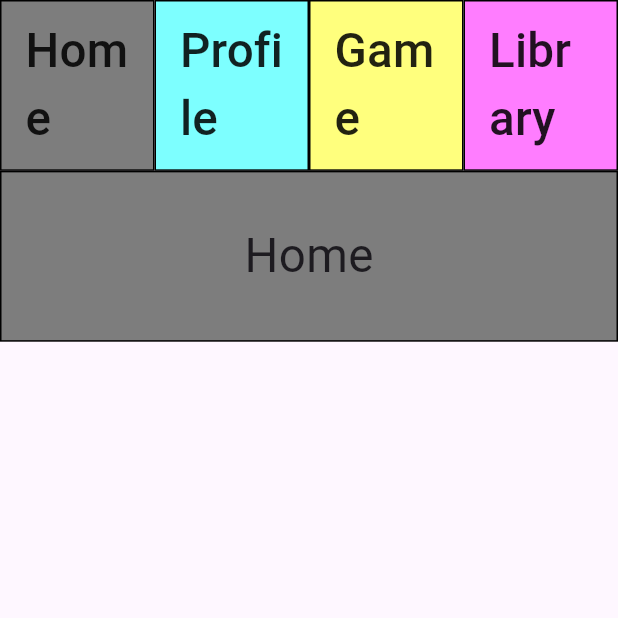
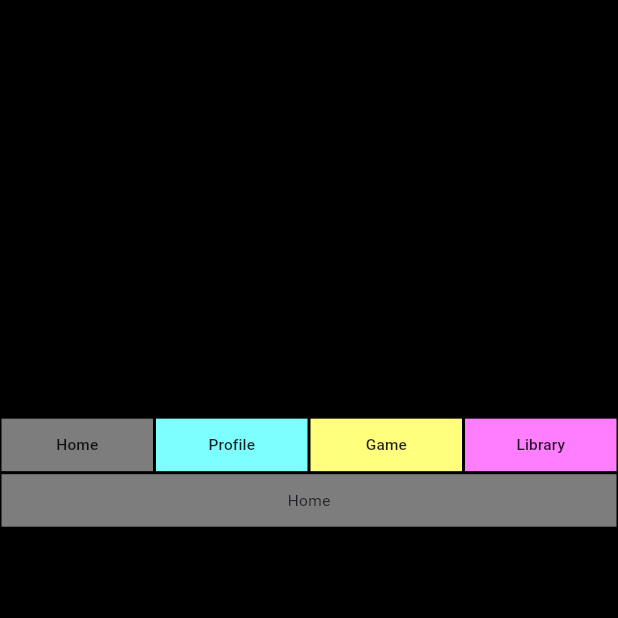
Before and after one commit to Chronoss0518/flutter_profile_web, a Flutter app: the screen it shows after launch, on a phone screen of 412 x 824 dp, the top half of it. Run offline on Flutter 3.47's test engine with Material 3 defaults, Android fonts, the light colour scheme and no system bars.

Commit message:
自動でサイズをアスペクトサイズに調整するように修正

```diff
--- a/lib/component/menu.dart
+++ b/lib/component/menu.dart
@@ -11,15 +11,16 @@ const LIBRARY_KEY = "/library";
 
 class HeaderMenu extends StatelessWidget
 {
-  const HeaderMenu(this.pageKey,this.height,this.textSize,{super.key});
+  const HeaderMenu(this.pageKey,this.width,this.height,this.textSize,{super.key});
 
   final String pageKey;
   final double height;
   final double textSize;
+  final double width;
 
   @override
   Widget build(BuildContext context) {
-    double widthSize = MediaQuery.of(context).size.width / 4;
+    double widthSize = width / 4;
     return Row(children: [
       _buildButtonPanels(context,widthSize,HOME_KEY,HOME_TITLE,HOME_THAME_COLOR),
       _buildButtonPanels(context,widthSize,PROFILE_KEY,PROFILE_TITLE,PROFILE_THAME_COLOR),
--- a/lib/display/display_base.dart
+++ b/lib/display/display_base.dart
@@ -1,12 +1,24 @@
 import 'package:flutter/material.dart';
 import 'package:flutter_profile_homepage/component/menu.dart';
 
-const _BAR_HEIGHT = 115.0 / 832.0;
-const _TEXT_SIZE_PARCEK = 32.0 / 832.0;
+const EXPECTED_HEIGHT = 832.0;
+const EXPECTED_WIDTH = 1280.0;
+
+const _BAR_HEIGHT = 115.0 / EXPECTED_HEIGHT;
+const _TEXT_SIZE_PARSEC = 32.0 / EXPECTED_HEIGHT;
+
 
 class DisplayBase extends StatelessWidget
 {
   const DisplayBase(this.child,this.pageKey,this.title,this.thameColor,{super.key});
+
+  double getDisplayParsec(double width,double height)
+  {
+    double tmpWidth = width / EXPECTED_WIDTH;
+    double tmpHeight = height / EXPECTED_HEIGHT;
+
+    return tmpHeight > tmpWidth ? tmpWidth : tmpHeight;
+  }
 
   final Widget child;
   final String pageKey;
@@ -15,23 +27,37 @@ class DisplayBase extends StatelessWidget
 
   @override
   Widget build(BuildContext context) {
-    double widthSize = MediaQuery.of(context).size.width;
-    double heightSize = MediaQuery.of(context).size.height;
+    var size = MediaQuery.of(context).size;
 
-    double textSize = _TEXT_SIZE_PARCEK * heightSize;
+    double parsec = getDisplayParsec(size.width,size.height);
+
+    double widthSize = EXPECTED_WIDTH * parsec;
+    double heightSize = EXPECTED_HEIGHT * parsec;
+
+    double textSize = _TEXT_SIZE_PARSEC * heightSize;
 
     return Scaffold(
-      body: Column(children: [
-        HeaderMenu(pageKey,_BAR_HEIGHT * heightSize,textSize),
+      body: Container(
+        width: size.width,
+        height: size.height,
+        color: Colors.black,
+        child: Center(
+          child: SizedBox(
+            width: widthSize,
+            height: heightSize,
+            child: Column(children: [
+              HeaderMenu(pageKey,widthSize,_BAR_HEIGHT * heightSize,textSize),
               Container(
                 decoration:BoxDecoration(
                   border: Border.all(color: Colors.black),
                   color:thameColor,),
                 height: _BAR_HEIGHT * heightSize,
-          width: widthSize,
                 child: Center(child: Text(title,style: TextStyle(fontSize: textSize))),),
               child
             ],),
+          ),
+        ),
+      ),
     );
   }
 }
```
Lines whose indentation alone changed are shown as unchanged.
